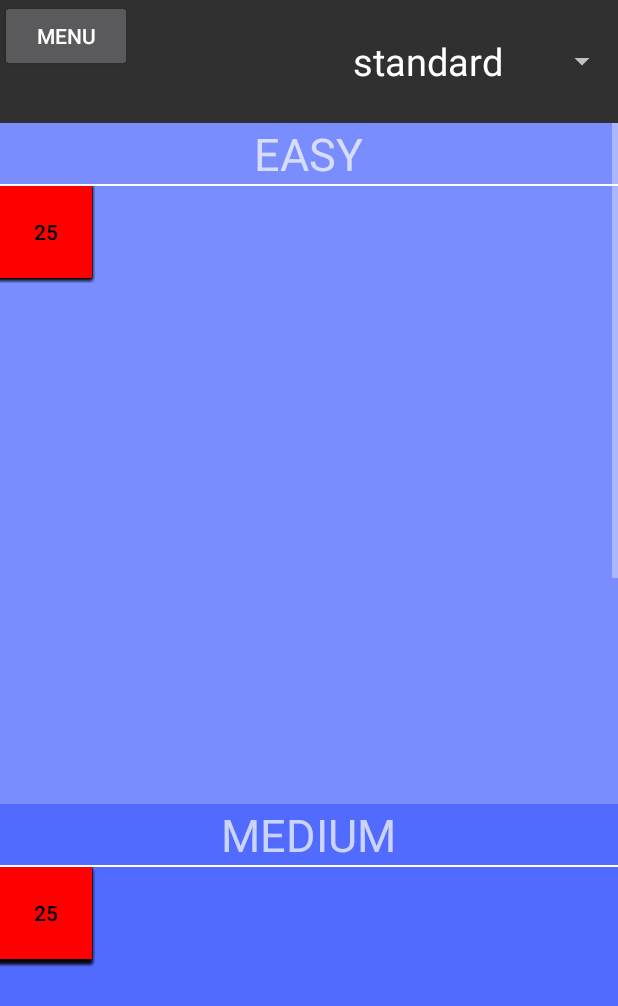
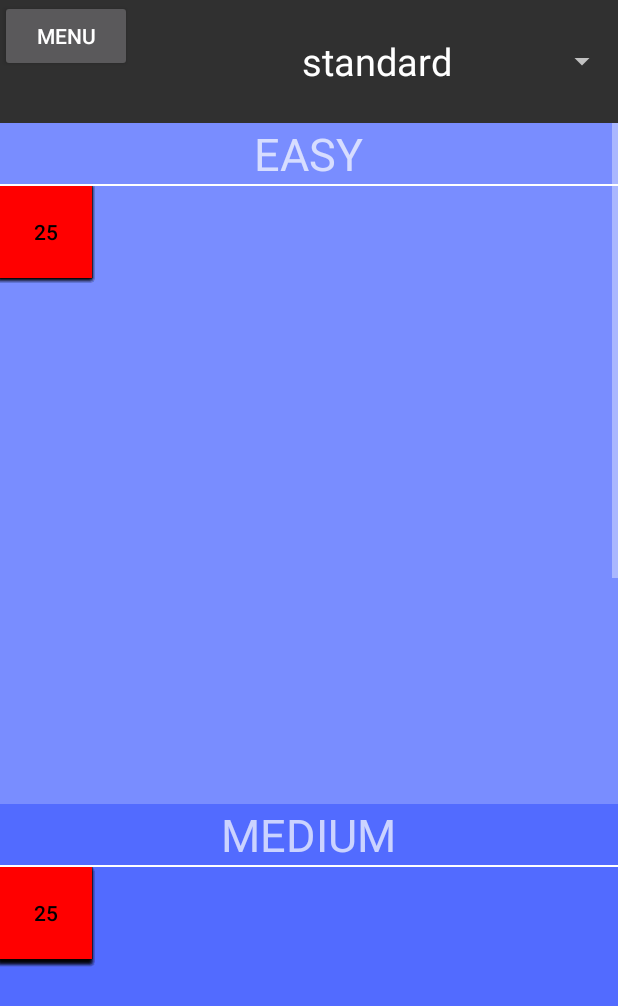
Before and after one commit to pogrebnoijak/CalculGraph, an Android app: the LevelsActivity screen opened directly, with no data from a screen before it, on a phone screen of 412 x 824 dp. Shown: the top 1006 px of the screen. Run offline under Robolectric (Android 15) with nearby library versions, the phone set to English and light mode, and no system bars.

Commit message:
translate some, changes logs

```diff
--- a/app/src/main/java/com/example/calculgraph/activity/LevelsActivity.kt
+++ b/app/src/main/java/com/example/calculgraph/activity/LevelsActivity.kt
@@ -15,6 +15,7 @@ import com.example.calculgraph.dataBase.DBWorker
 import com.example.calculgraph.dataBase.getGroupLevelId
 import com.example.calculgraph.enums.Computability
 import com.example.calculgraph.enums.Computability.*
+import com.example.calculgraph.helpers.LanguageHelper.modeTranslation
 import com.example.calculgraph.helpers.Size
 import com.example.calculgraph.helpers.SpinnerHelper.getIndexByName
 
@@ -120,7 +121,7 @@ class LevelsActivity : AnyActivity() {
 
     private fun setOther() {
         findViewById<Spinner>(R.id.modeLevels).apply {
-            adapter = ArrayAdapter(this@LevelsActivity, R.layout.spinner, R.id.sp, MODES)
+            adapter = ArrayAdapter(this@LevelsActivity, R.layout.spinner, R.id.sp, MODES.map { it.modeTranslation(this@LevelsActivity) })
             onItemSelectedListener = object: AdapterView.OnItemSelectedListener {
                 override fun onItemSelected(parent: AdapterView<*>?, view: View?, position: Int, id: Long) {
                     playSound(SHIFT)
@@ -130,10 +131,7 @@ class LevelsActivity : AnyActivity() {
 
                 override fun onNothingSelected(parent: AdapterView<*>?) {}
             }
-        }
-
-        findViewById<Spinner>(R.id.modeLevels).let {
-            it.setSelection(getIndexByName(it, mode))
+            setSelection(getIndexByName(this, mode.modeTranslation(this@LevelsActivity)))
         }
     }
 
--- a/app/src/main/res/layout/activity_levels.xml
+++ b/app/src/main/res/layout/activity_levels.xml
@@ -24,7 +24,7 @@
 
             <Space
                 android:layout_width="0dp"
-                android:layout_weight="1"
+                android:layout_weight="0.5"
                 android:layout_height="wrap_content" />
 
             <Spinner
```
Also changed, not shown: app/src/main/java/com/example/calculgraph/activity/SettingsActivity.kt (+2 -7 lines).
